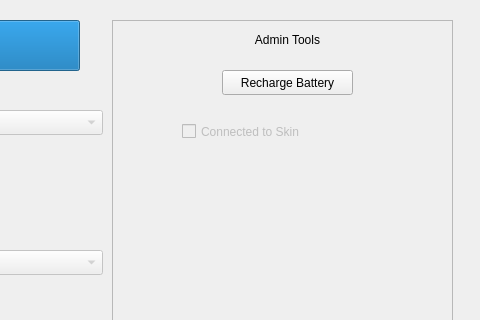
Above: OasisPro/mainwindow.ui from JovinB/3004FinalProject before the change; both pictures show x 688 to 1168 and y 0 to 320 of the 1168 by 600 pixel window. Below: the same form after it.
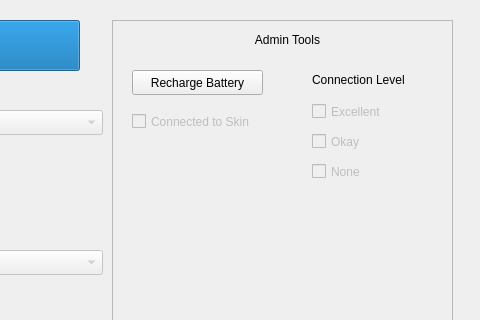
That is the form after the change.

```diff
--- a/OasisPro/mainwindow.ui
+++ b/OasisPro/mainwindow.ui
@@ -409,7 +409,7 @@
      </property>
      <property name="geometry">
       <rect>
-       <x>110</x>
+       <x>20</x>
        <y>50</y>
        <width>131</width>
        <height>25</height>
@@ -425,9 +425,9 @@
      </property>
      <property name="geometry">
       <rect>
-       <x>70</x>
-       <y>100</y>
-       <width>211</width>
+       <x>20</x>
+       <y>90</y>
+       <width>131</width>
        <height>23</height>
       </rect>
      </property>
@@ -435,6 +435,67 @@
       <string>Connected to Skin</string>
      </property>
     </widget>
+    <widget class="QLabel" name="label_4">
+     <property name="geometry">
+      <rect>
+       <x>200</x>
+       <y>50</y>
+       <width>111</width>
+       <height>20</height>
+      </rect>
+     </property>
+     <property name="text">
+      <string>Connection Level</string>
+     </property>
+    </widget>
+    <widget class="QCheckBox" name="excellentCheckBox">
+     <property name="enabled">
+      <bool>false</bool>
+     </property>
+     <property name="geometry">
+      <rect>
+       <x>200</x>
+       <y>80</y>
+       <width>82</width>
+       <height>23</height>
+      </rect>
+     </property>
+     <property name="text">
+      <string>Excellent</string>
+     </property>
+    </widget>
+    <widget class="QCheckBox" name="okayCheckBox">
+     <property name="enabled">
+      <bool>false</bool>
+     </property>
+     <property name="geometry">
+      <rect>
+       <x>200</x>
+       <y>110</y>
+       <width>82</width>
+       <height>23</height>
+      </rect>
+     </property>
+     <property name="text">
+      <string>Okay</string>
+     </property>
+    </widget>
+    <widget class="QCheckBox" name="noneCheckBox">
+     <property name="enabled">
+      <bool>false</bool>
+     </property>
+     <property name="geometry">
+      <rect>
+       <x>200</x>
+       <y>140</y>
+       <width>82</width>
+       <height>23</height>
+      </rect>
+     </property>
+     <property name="text">
+      <string>None</string>
+     </property>
+    </widget>
    </widget>
    <widget class="QComboBox" name="userDropdown">
     <property name="enabled">
```
Left out of the diff: 32 changed lines with no effect on the pictures.
